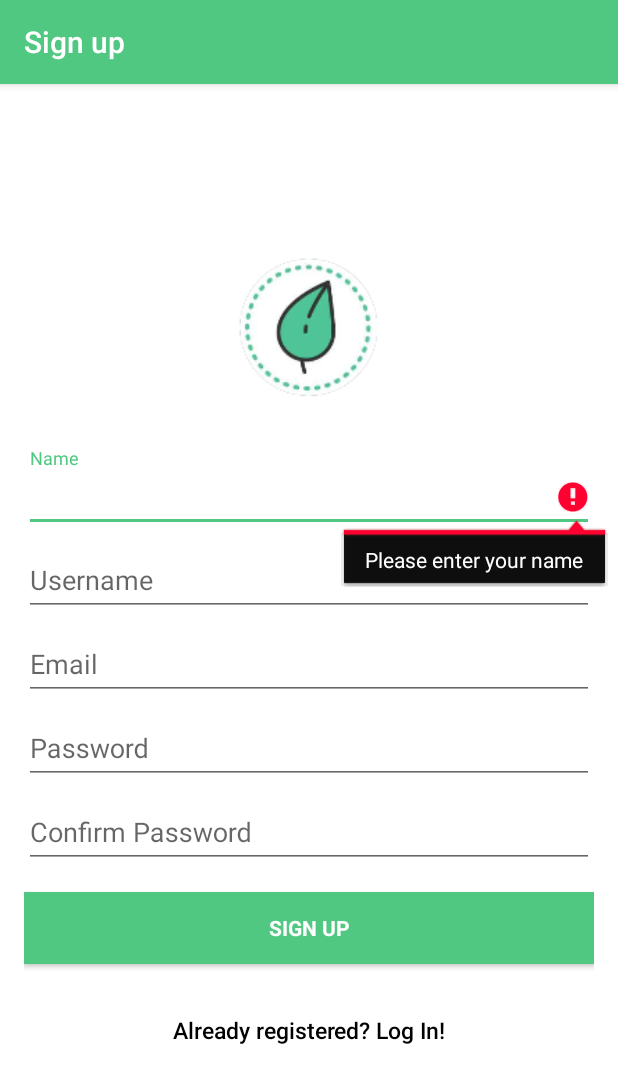
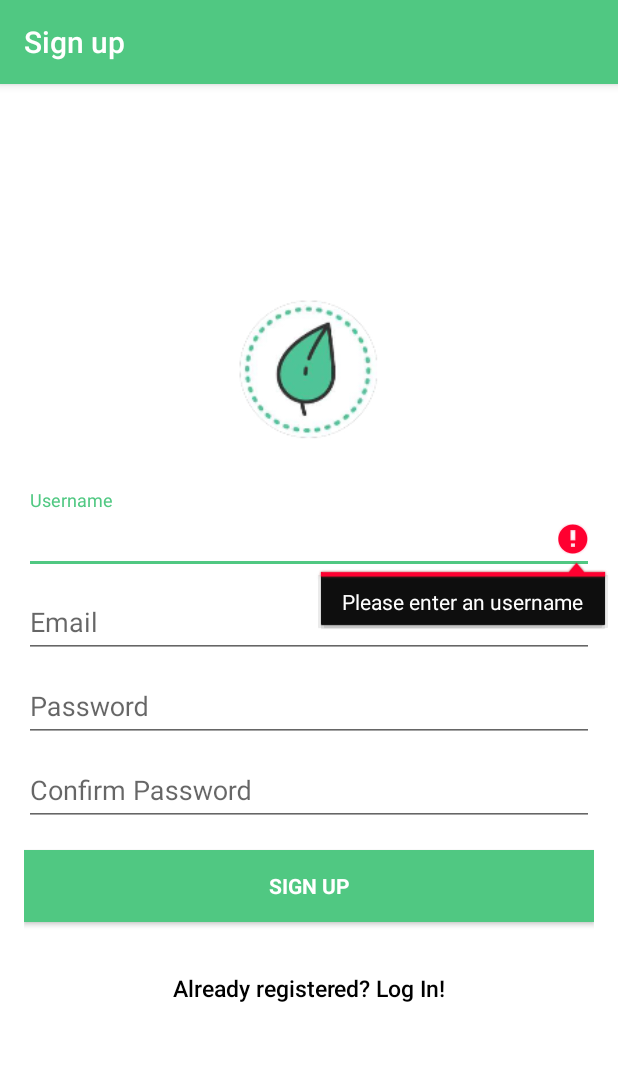
Before and after one commit to andihop/Storyboard, an Android app: the SignupActivity screen opened directly, with no data from a screen before it, after a tap on "SIGN UP", on a phone screen of 412 x 824 dp. Shown: the top 1083 px of the screen. Run offline under Robolectric (Android 15) with nearby library versions, the phone set to English and light mode, and no system bars; our stand-ins replace Firebase (no records; nobody signed in at launch, a user with empty details on screens opened directly).

Commit message:
Repushing signup changes

```diff
--- a/app/src/main/java/com/example/andi/storyboard/firebase/FireStoreOps.java
+++ b/app/src/main/java/com/example/andi/storyboard/firebase/FireStoreOps.java
@@ -438,10 +438,10 @@ public class FireStoreOps {
 
     //Author is created when user signs up.
     //userID : auth.getCurrentUser().getUid();
-    public static void createAuthor(String name, String userID) {
+    public static void createAuthor(String username, String userID) {
         FirebaseFirestore firestore = FirebaseFirestore.getInstance();
         Map<String, Object> newAuthor = new HashMap<String, Object>();
-        newAuthor.put("name", name);
+        newAuthor.put("username", username);
         newAuthor.put("userID", userID);
         firestore.collection("authors").document(userID).set(newAuthor);
     }
--- a/app/src/main/java/com/example/andi/storyboard/login/SignupActivity.java
+++ b/app/src/main/java/com/example/andi/storyboard/login/SignupActivity.java
@@ -30,7 +30,7 @@ import java.util.Map;
 
 public class SignupActivity extends AppCompatActivity {
 
-    private EditText inputEmail, inputPassword, inputConfirmPassword, inputName, inputUsername;
+    private EditText inputEmail, inputPassword, inputConfirmPassword, inputUsername;
     private Button btnSignIn, btnSignUp;
     private ProgressBar progressBar;
     private FirebaseAuth auth;
@@ -49,7 +49,6 @@ public class SignupActivity extends AppCompatActivity {
         inputPassword = (EditText) findViewById(R.id.password);
         inputConfirmPassword = (EditText) findViewById(R.id.confirm_password);
         progressBar = (ProgressBar) findViewById(R.id.progressBar);
-        inputName = (EditText) findViewById(R.id.name);
         inputUsername = (EditText) findViewById(R.id.username);
 
         btnSignIn.setOnClickListener(new View.OnClickListener() {
@@ -63,19 +62,11 @@ public class SignupActivity extends AppCompatActivity {
             @Override
             public void onClick(View v) {
 
-                final String name = inputName.getText().toString().trim();
                 final String username = inputUsername.getText().toString().trim();
                 String email = inputEmail.getText().toString().trim();
                 String password = inputPassword.getText().toString().trim();
                 String confirm_password = inputConfirmPassword.getText().toString().trim();
 
-
-
-                if (TextUtils.isEmpty(name)) {
-                    //Toast.makeText(getApplicationContext(), "Enter your name!", Toast.LENGTH_SHORT).show();
-                    inputName.setError("Please enter your name");
-                    return;
-                }
 
                 if (TextUtils.isEmpty(username)) {
                     //Toast.makeText(getApplicationContext(), "Enter your username!", Toast.LENGTH_SHORT).show();
@@ -128,7 +119,7 @@ public class SignupActivity extends AppCompatActivity {
                                             Toast.LENGTH_SHORT).show();
 
                                 } else {
-                                    FireStoreOps.createAuthor(name, auth.getCurrentUser().getUid());
+                                    FireStoreOps.createAuthor(username, auth.getCurrentUser().getUid());
 
                                     //Update the user's display name/username
                                     UserProfileChangeRequest profileUpdates =
--- a/app/src/main/java/com/example/andi/storyboard/user/ProfileActivity.java
+++ b/app/src/main/java/com/example/andi/storyboard/user/ProfileActivity.java
@@ -4,6 +4,7 @@ import android.os.Bundle;
 import android.support.v7.app.AppCompatActivity;
 import android.support.v7.widget.CardView;
 import android.support.v7.widget.Toolbar;
+import android.util.Log;
 import android.view.Menu;
 import android.view.MenuItem;
 import android.widget.ImageView;
@@ -14,6 +15,7 @@ import com.google.firebase.auth.FirebaseAuth;
 
 public class ProfileActivity extends AppCompatActivity {
 
+    private final String TAG = "ProfileActivity";
     private TextView username;
     private ImageView propic;
     private CardView infoBar;
@@ -36,8 +38,8 @@ public class ProfileActivity extends AppCompatActivity {
 
         //Grab the profile user name and set the text
         username.setText(auth.getCurrentUser().getDisplayName());
-        infoBar.bringToFront();
-        infoBar.requestLayout();
+        infoBar.setCardElevation(10);
+        Log.i(TAG, "Elevation: " + infoBar.getElevation());
 /*        FirebaseUser user = FirebaseAuth.getInstance().getCurrentUser();
         if (user != null) {
             for (UserInfo profile : user.getProviderData()) {
--- a/app/src/main/res/layout/activity_profile.xml
+++ b/app/src/main/res/layout/activity_profile.xml
@@ -9,7 +9,7 @@
 
     <RelativeLayout
         android:layout_width="match_parent"
-        android:layout_height="220dp">
+        android:layout_height="200dp">
 
         <LinearLayout
             android:background="@drawable/profile_bg_header"
@@ -38,8 +38,8 @@
 
         <android.support.v7.widget.CardView
             android:id="@+id/infoBar"
-            android:translateZ="20dp"
-            android:layout_marginTop="190dp"
+
+            android:layout_marginTop="170dp"
             android:layout_centerHorizontal="true"
             android:backgroundTint="#FFF"
             android:layout_width="300dp"
--- a/app/src/main/res/layout/activity_signup.xml
+++ b/app/src/main/res/layout/activity_signup.xml
@@ -21,22 +21,6 @@
             android:layout_gravity="center_horizontal"
             android:layout_marginBottom="30dp"
             android:src="@mipmap/storyboard_logo_round" />
-
-        <android.support.design.widget.TextInputLayout
-            android:layout_width="match_parent"
-            android:layout_height="wrap_content">
-
-            <EditText
-                android:id="@+id/name"
-                android:layout_width="match_parent"
-                android:layout_height="wrap_content"
-                android:hint="Name"
-                android:inputType="textPersonName"
-                android:maxLines="1"
-                android:singleLine="true"
-                android:textColor="@android:color/black" />
-
-        </android.support.design.widget.TextInputLayout>
 
         <android.support.design.widget.TextInputLayout
             android:layout_width="match_parent"
```
